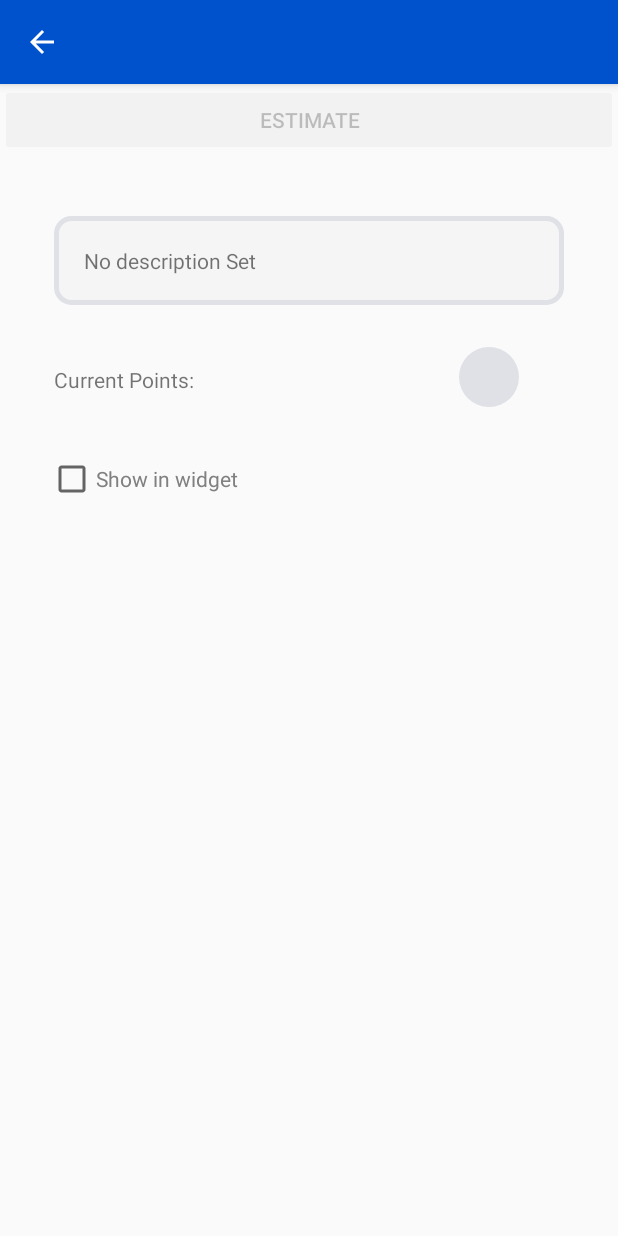
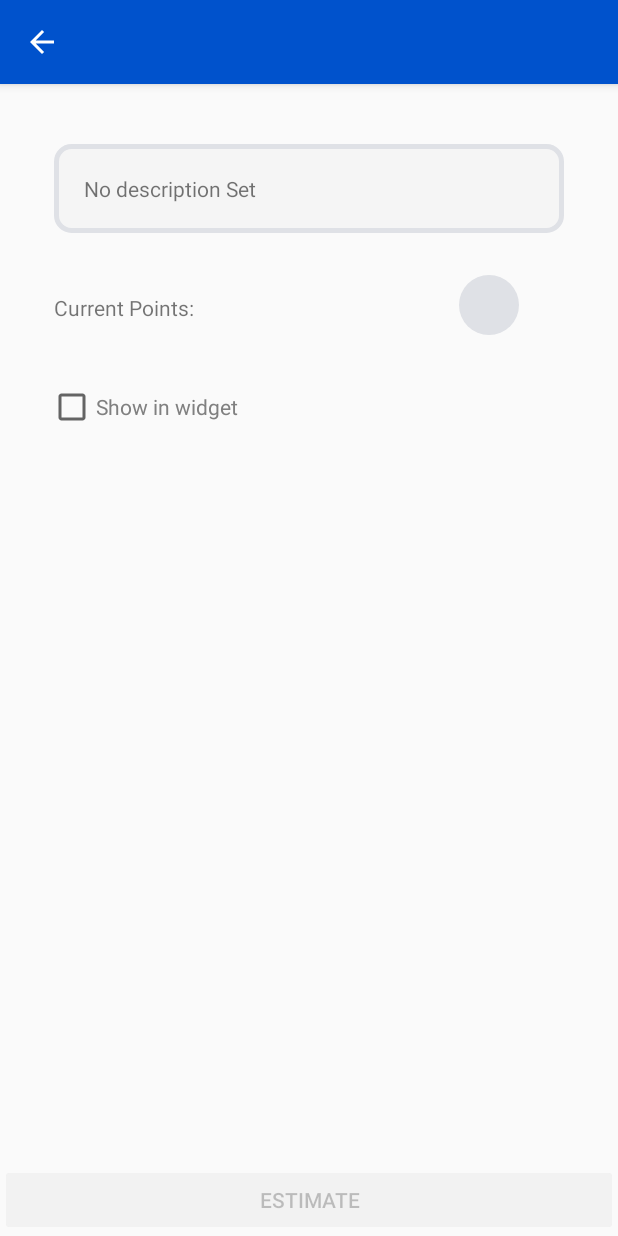
Before and after one commit to samd5001/udacity-android-dev-nanodegree-capstone-project, an Android app: the IssueDetailFragment screen opened directly, with no data from a screen before it, on a phone screen of 412 x 824 dp. Run offline under Robolectric (Android 15) with nearby library versions, the phone set to English and light mode, and no system bars; our stand-ins replace data binding; 3 statements that could not run were skipped.

Commit message:
Fixed some reformat issues

```diff
--- a/app/src/main/java/com/sdunk/jiraestimator/SplashScreenActivity.java
+++ b/app/src/main/java/com/sdunk/jiraestimator/SplashScreenActivity.java
@@ -9,7 +9,7 @@ import com.sdunk.jiraestimator.db.DBExecutor;
 import com.sdunk.jiraestimator.db.DBUtils;
 import com.sdunk.jiraestimator.db.issue.IssueDatabase;
 import com.sdunk.jiraestimator.db.project.ProjectDAO;
-import com.sdunk.jiraestimator.db.user.ProjectDatabase;
+import com.sdunk.jiraestimator.db.project.ProjectDatabase;
 import com.sdunk.jiraestimator.db.user.UserDatabase;
 import com.sdunk.jiraestimator.model.Project;
 import com.sdunk.jiraestimator.model.User;
--- a/app/src/main/java/com/sdunk/jiraestimator/db/DBUtils.java
+++ b/app/src/main/java/com/sdunk/jiraestimator/db/DBUtils.java
@@ -5,7 +5,7 @@ import android.content.Context;
 import com.sdunk.jiraestimator.BuildConfig;
 import com.sdunk.jiraestimator.R;
 import com.sdunk.jiraestimator.db.issue.IssueDatabase;
-import com.sdunk.jiraestimator.db.user.ProjectDatabase;
+import com.sdunk.jiraestimator.db.project.ProjectDatabase;
 import com.sdunk.jiraestimator.db.user.UserDatabase;
 
 import static android.content.Context.MODE_PRIVATE;
--- a/app/src/main/java/com/sdunk/jiraestimator/view/estimate/EstimateActivity.java
+++ b/app/src/main/java/com/sdunk/jiraestimator/view/estimate/EstimateActivity.java
@@ -159,7 +159,7 @@ public class EstimateActivity extends AppCompatActivity {
     protected void onStart() {
         super.onStart();
 
-        if (!hasPermissions(this, REQUIRED_PERMISSIONS)) {
+        if (!hasPermissions(this)) {
             requestPermissions(REQUIRED_PERMISSIONS, REQUEST_CODE_REQUIRED_PERMISSIONS);
         }
     }
--- a/app/src/main/java/com/sdunk/jiraestimator/view/login/LoginActivity.java
+++ b/app/src/main/java/com/sdunk/jiraestimator/view/login/LoginActivity.java
@@ -9,7 +9,7 @@ import android.widget.Toast;
 import com.sdunk.jiraestimator.R;
 import com.sdunk.jiraestimator.databinding.ActivityLoginBinding;
 import com.sdunk.jiraestimator.db.DBExecutor;
-import com.sdunk.jiraestimator.db.user.ProjectDatabase;
+import com.sdunk.jiraestimator.db.project.ProjectDatabase;
 import com.sdunk.jiraestimator.db.user.UserDatabase;
 import com.sdunk.jiraestimator.model.User;
 import com.sdunk.jiraestimator.view.project.ProjectSelectActivity;
--- a/app/src/main/java/com/sdunk/jiraestimator/view/project/ProjectViewModel.java
+++ b/app/src/main/java/com/sdunk/jiraestimator/view/project/ProjectViewModel.java
@@ -3,7 +3,7 @@ package com.sdunk.jiraestimator.view.project;
 import android.app.Application;
 
 import com.sdunk.jiraestimator.db.DBExecutor;
-import com.sdunk.jiraestimator.db.user.ProjectDatabase;
+import com.sdunk.jiraestimator.db.project.ProjectDatabase;
 import com.sdunk.jiraestimator.db.user.UserDatabase;
 import com.sdunk.jiraestimator.model.Project;
 import com.sdunk.jiraestimator.model.User;
--- a/app/src/main/res/layout/fragment_issue_detail.xml
+++ b/app/src/main/res/layout/fragment_issue_detail.xml
@@ -7,15 +7,6 @@
         android:layout_width="match_parent"
         android:layout_height="match_parent"
         android:orientation="vertical">
-
-        <Button
-            android:id="@+id/estimate_button"
-            style="@style/Widget.AppCompat.Button.Colored"
-            android:layout_width="match_parent"
-            android:layout_height="wrap_content"
-            android:layout_weight="0"
-            android:enabled="false"
-            android:text="@string/estimate" />
 
         <ScrollView
             android:layout_width="match_parent"
@@ -85,6 +76,15 @@
             </androidx.constraintlayout.widget.ConstraintLayout>
 
         </ScrollView>
+
+        <Button
+            android:id="@+id/estimate_button"
+            style="@style/Widget.AppCompat.Button.Colored"
+            android:layout_width="match_parent"
+            android:layout_height="wrap_content"
+            android:layout_weight="0"
+            android:enabled="false"
+            android:text="@string/estimate" />
     </LinearLayout>
 
     <data>
```
Also changed, not shown: app/src/main/java/com/sdunk/jiraestimator/view/issues/IssueDetailFragment.java (+5 -3 lines), app/src/main/res/layout/activity_estimate.xml (+5 -5 lines).
